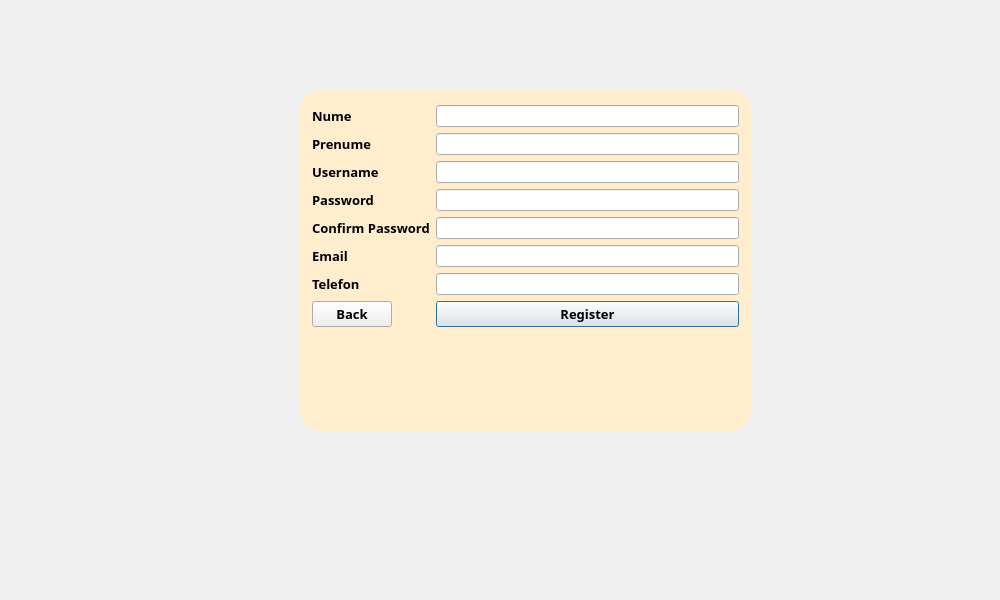
First picture: the form in register.ui, repository ericktudor/ASPA, before the edit.
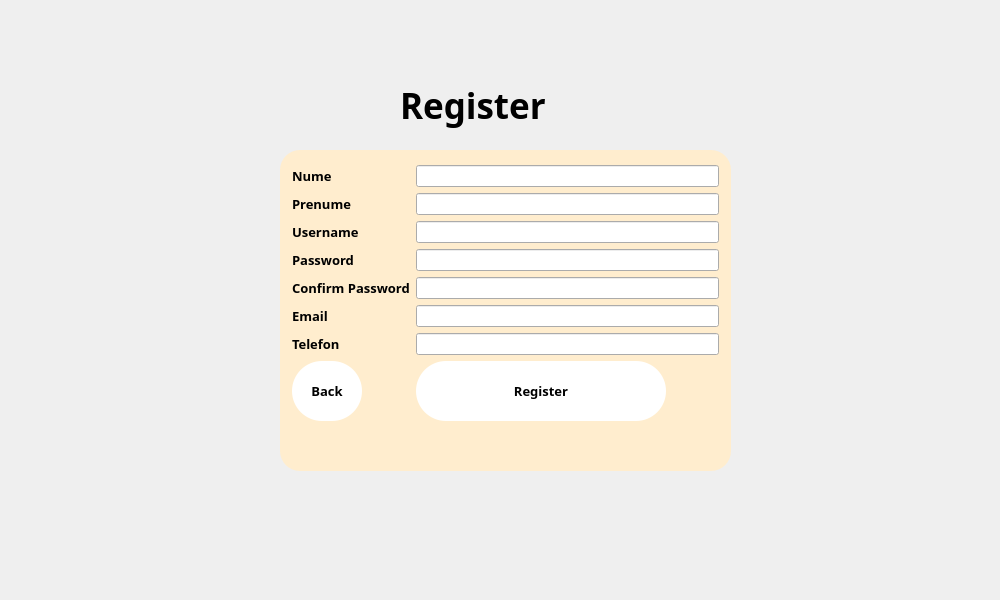
Second picture: the form after the edit. Icons and pictures are not drawn.

What changed in the file:
```diff
--- a/register.ui
+++ b/register.ui
@@ -22,12 +22,18 @@
   <widget class="QGroupBox" name="groupBox">
    <property name="geometry">
     <rect>
-     <x>300</x>
-     <y>90</y>
+     <x>280</x>
+     <y>150</y>
      <width>451</width>
-     <height>341</height>
+     <height>321</height>
     </rect>
    </property>
+   <property name="sizePolicy">
+    <sizepolicy hsizetype="Fixed" vsizetype="Fixed">
+     <horstretch>0</horstretch>
+     <verstretch>0</verstretch>
+    </sizepolicy>
+   </property>
    <property name="styleSheet">
     <string notr="true">#groupBox
 {
@@ -178,22 +184,20 @@
     <item row="6" column="1">
      <widget class="QLineEdit" name="lineEdit_7"/>
     </item>
-    <item row="7" column="1">
-     <widget class="QPushButton" name="pushButton">
-      <property name="font">
-       <font>
-        <family>Segoe UI Black</family>
-        <pointsize>10</pointsize>
-        <bold>true</bold>
-       </font>
-      </property>
-      <property name="text">
-       <string>Register</string>
-      </property>
-     </widget>
-    </item>
     <item row="7" column="0">
      <widget class="QPushButton" name="pushButton_2">
+      <property name="sizePolicy">
+       <sizepolicy hsizetype="Fixed" vsizetype="Fixed">
+        <horstretch>0</horstretch>
+        <verstretch>0</verstretch>
+       </sizepolicy>
+      </property>
+      <property name="minimumSize">
+       <size>
+        <width>70</width>
+        <height>60</height>
+       </size>
+      </property>
       <property name="font">
        <font>
         <family>Segoe UI Black</family>
@@ -203,7 +207,8 @@
       </property>
       <property name="styleSheet">
        <string notr="true">#pushButton_2{
-
+	background-color: rgb(255, 255, 255);
+border-radius:30px;
 }</string>
       </property>
       <property name="text">
@@ -211,8 +216,61 @@
       </property>
      </widget>
     </item>
+    <item row="7" column="1">
+     <widget class="QPushButton" name="pushButton">
+      <property name="sizePolicy">
+       <sizepolicy hsizetype="Fixed" vsizetype="Fixed">
+        <horstretch>0</horstretch>
+        <verstretch>0</verstretch>
+       </sizepolicy>
+      </property>
+      <property name="minimumSize">
+       <size>
+        <width>250</width>
+        <height>60</height>
+       </size>
+      </property>
+      <property name="font">
+       <font>
+        <family>Segoe UI Black</family>
+        <pointsize>10</pointsize>
+        <bold>true</bold>
+       </font>
+      </property>
+      <property name="styleSheet">
+       <string notr="true">#pushButton{
+	background-color: rgb(255, 255, 255);
+border-radius:30px;
+}</string>
+      </property>
+      <property name="text">
+       <string>Register</string>
+      </property>
+     </widget>
+    </item>
    </layout>
   </widget>
+  <widget class="QLabel" name="label_9">
+   <property name="geometry">
+    <rect>
+     <x>400</x>
+     <y>70</y>
+     <width>221</width>
+     <height>71</height>
+    </rect>
+   </property>
+   <property name="font">
+    <font>
+     <family>Segoe UI Black</family>
+     <pointsize>26</pointsize>
+     <italic>false</italic>
+     <bold>true</bold>
+    </font>
+   </property>
+   <property name="text">
+    <string>Register</string>
+   </property>
+  </widget>
  </widget>
  <resources/>
  <connections/>
```
